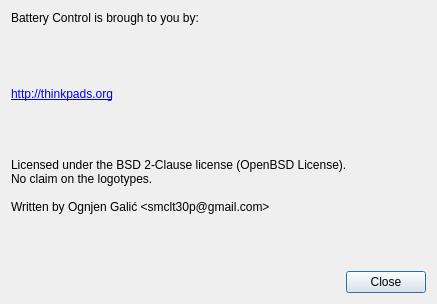
The window that ui/thinkpads_org_about.ui (libthinkpad/batteryctl) describes before a commit, drawn with Qt 5.
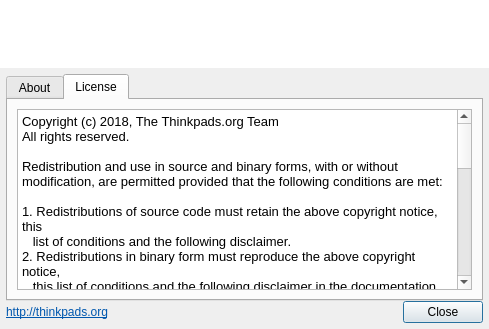
The same window after the commit. The open tabs and pages were chosen to show the change. Icons and pictures are not drawn.

Commit message: about: redesign about dialog

Patch:
```diff
--- a/ui/thinkpads_org_about.ui
+++ b/ui/thinkpads_org_about.ui
@@ -6,8 +6,8 @@
    <rect>
     <x>0</x>
     <y>0</y>
-    <width>437</width>
-    <height>304</height>
+    <width>489</width>
+    <height>329</height>
    </rect>
   </property>
   <property name="windowTitle">
@@ -16,14 +16,30 @@
   <property name="windowIcon">
    <iconset theme="battery"/>
   </property>
-  <layout class="QVBoxLayout" name="verticalLayout">
+  <layout class="QVBoxLayout" name="verticalLayout_3">
+   <property name="spacing">
+    <number>0</number>
+   </property>
+   <property name="leftMargin">
+    <number>0</number>
+   </property>
+   <property name="topMargin">
+    <number>0</number>
+   </property>
+   <property name="rightMargin">
+    <number>0</number>
+   </property>
+   <property name="bottomMargin">
+    <number>0</number>
+   </property>
    <item>
-    <widget class="QLabel" name="label_2">
-     <property name="text">
-      <string>Battery Control is brough to you by:</string>
+    <widget class="QWidget" name="header_bg" native="true">
+     <property name="styleSheet">
+      <string notr="true">#header_bg {
+	background: white;
+}</string>
      </property>
-    </widget>
-   </item>
+     <layout class="QHBoxLayout" name="horizontalLayout">
    <item>
     <widget class="QLabel" name="label">
      <property name="minimumSize">
@@ -52,50 +68,98 @@
      </property>
     </widget>
    </item>
+     </layout>
+    </widget>
+   </item>
+   <item>
+    <layout class="QGridLayout" name="gridLayout">
+     <property name="leftMargin">
+      <number>6</number>
+     </property>
+     <property name="topMargin">
+      <number>6</number>
+     </property>
+     <property name="rightMargin">
+      <number>6</number>
+     </property>
+     <property name="bottomMargin">
+      <number>6</number>
+     </property>
+     <item row="1" column="0">
+      <widget class="QLabel" name="label_2">
+       <property name="text">
+        <string>&lt;html&gt;&lt;head/&gt;&lt;body&gt;&lt;p&gt;&lt;a href=&quot;http://thinkpads.org&quot;&gt;&lt;span style=&quot; text-decoration: underline; color:#0057ae;&quot;&gt;http://thinkpads.org&lt;/span&gt;&lt;/a&gt;&lt;/p&gt;&lt;/body&gt;&lt;/html&gt;</string>
+       </property>
+      </widget>
+     </item>
+     <item row="0" column="0" colspan="2">
+      <widget class="QTabWidget" name="tabWidget">
+       <property name="currentIndex">
+        <number>0</number>
+       </property>
+       <widget class="QWidget" name="about">
+        <attribute name="title">
+         <string>About</string>
+        </attribute>
+        <layout class="QVBoxLayout" name="verticalLayout">
    <item>
     <widget class="QLabel" name="label_3">
      <property name="text">
-      <string>&lt;html&gt;&lt;head/&gt;&lt;body&gt;&lt;p&gt;&lt;a href=&quot;http://thinkpads.org&quot;&gt;&lt;span style=&quot; text-decoration: underline; color:#0000ff;&quot;&gt;http://thinkpads.org&lt;/span&gt;&lt;/a&gt;&lt;/p&gt;&lt;/body&gt;&lt;/html&gt;</string>
-     </property>
-    </widget>
-   </item>
-   <item>
-    <spacer name="verticalSpacer_2">
-     <property name="orientation">
-      <enum>Qt::Vertical</enum>
-     </property>
-     <property name="sizeHint" stdset="0">
-      <size>
-       <width>20</width>
-       <height>40</height>
-      </size>
-     </property>
-    </spacer>
-   </item>
-   <item>
-    <widget class="QLabel" name="label_4">
-     <property name="text">
-      <string>&lt;html&gt;&lt;head/&gt;&lt;body&gt;&lt;p&gt;Licensed under the BSD 2-Clause license (OpenBSD License). &lt;br/&gt;No claim on the logotypes.&lt;br/&gt;&lt;br/&gt;Written by Ognjen Galić &amp;lt;smclt30p@gmail.com&amp;gt;&lt;/p&gt;&lt;/body&gt;&lt;/html&gt;</string>
+            <string>&lt;html&gt;&lt;head/&gt;&lt;body&gt;&lt;p&gt;&lt;a name=&quot;what-is-thinkpadsorg&quot;/&gt;&lt;span style=&quot; font-size:large; font-weight:600;&quot;&gt;W&lt;/span&gt;&lt;span style=&quot; font-size:large; font-weight:600;&quot;&gt;hat is ThinkPads.org?&lt;/span&gt;&lt;br/&gt;&lt;br/&gt;We are a small community of developers, testers and package maintainers who are developing drivers and background services for your Lenovo ThinkPad. We build software that makes your life using your ThinkPad on Linux systems a breeze.&lt;br/&gt;&lt;br/&gt;To see the authors, visit &lt;a href=&quot;http://thinkpads.org/contributors&quot;&gt;&lt;span style=&quot; text-decoration: underline; color:#0057ae;&quot;&gt;http://thinkpads.org/contributors&lt;/span&gt;&lt;/a&gt;&lt;/p&gt;&lt;/body&gt;&lt;/html&gt;</string>
      </property>
      <property name="wordWrap">
       <bool>true</bool>
      </property>
     </widget>
    </item>
+        </layout>
+       </widget>
+       <widget class="QWidget" name="license">
+        <attribute name="title">
+         <string>License</string>
+        </attribute>
+        <layout class="QVBoxLayout" name="verticalLayout_2">
    <item>
-    <spacer name="verticalSpacer">
-     <property name="orientation">
-      <enum>Qt::Vertical</enum>
-     </property>
-     <property name="sizeHint" stdset="0">
-      <size>
-       <width>20</width>
-       <height>5</height>
-      </size>
-     </property>
-    </spacer>
-   </item>
-   <item>
+          <widget class="QTextBrowser" name="textBrowser">
+           <property name="html">
+            <string>&lt;!DOCTYPE HTML PUBLIC &quot;-//W3C//DTD HTML 4.0//EN&quot; &quot;http://www.w3.org/TR/REC-html40/strict.dtd&quot;&gt;
+&lt;html&gt;&lt;head&gt;&lt;meta name=&quot;qrichtext&quot; content=&quot;1&quot; /&gt;&lt;style type=&quot;text/css&quot;&gt;
+p, li { white-space: pre-wrap; }
+&lt;/style&gt;&lt;/head&gt;&lt;body style=&quot; font-family:'Noto Sans'; font-size:10pt; font-weight:400; font-style:normal;&quot;&gt;
+&lt;p style=&quot; margin-top:12px; margin-bottom:0px; margin-left:0px; margin-right:0px; -qt-block-indent:0; text-indent:0px;&quot;&gt;&lt;span style=&quot; font-family:'Hack';&quot;&gt;Copyright (c) 2018, The Thinkpads.org Team&lt;/span&gt;&lt;/p&gt;
+&lt;p style=&quot; margin-top:0px; margin-bottom:0px; margin-left:0px; margin-right:0px; -qt-block-indent:0; text-indent:0px;&quot;&gt;&lt;span style=&quot; font-family:'Hack';&quot;&gt;All rights reserved.&lt;/span&gt;&lt;/p&gt;
+&lt;p style=&quot;-qt-paragraph-type:empty; margin-top:0px; margin-bottom:0px; margin-left:0px; margin-right:0px; -qt-block-indent:0; text-indent:0px; font-family:'Hack';&quot;&gt;&lt;br /&gt;&lt;/p&gt;
+&lt;p style=&quot; margin-top:0px; margin-bottom:0px; margin-left:0px; margin-right:0px; -qt-block-indent:0; text-indent:0px;&quot;&gt;&lt;span style=&quot; font-family:'Hack';&quot;&gt;Redistribution and use in source and binary forms, with or without&lt;/span&gt;&lt;/p&gt;
+&lt;p style=&quot; margin-top:0px; margin-bottom:0px; margin-left:0px; margin-right:0px; -qt-block-indent:0; text-indent:0px;&quot;&gt;&lt;span style=&quot; font-family:'Hack';&quot;&gt;modification, are permitted provided that the following conditions are met:&lt;/span&gt;&lt;/p&gt;
+&lt;p style=&quot;-qt-paragraph-type:empty; margin-top:0px; margin-bottom:0px; margin-left:0px; margin-right:0px; -qt-block-indent:0; text-indent:0px; font-family:'Hack';&quot;&gt;&lt;br /&gt;&lt;/p&gt;
+&lt;p style=&quot; margin-top:0px; margin-bottom:0px; margin-left:0px; margin-right:0px; -qt-block-indent:0; text-indent:0px;&quot;&gt;&lt;span style=&quot; font-family:'Hack';&quot;&gt;1. Redistributions of source code must retain the above copyright notice, this&lt;/span&gt;&lt;/p&gt;
+&lt;p style=&quot; margin-top:0px; margin-bottom:0px; margin-left:0px; margin-right:0px; -qt-block-indent:0; text-indent:0px;&quot;&gt;&lt;span style=&quot; font-family:'Hack';&quot;&gt;   list of conditions and the following disclaimer.&lt;/span&gt;&lt;/p&gt;
+&lt;p style=&quot; margin-top:0px; margin-bottom:0px; margin-left:0px; margin-right:0px; -qt-block-indent:0; text-indent:0px;&quot;&gt;&lt;span style=&quot; font-family:'Hack';&quot;&gt;2. Redistributions in binary form must reproduce the above copyright notice,&lt;/span&gt;&lt;/p&gt;
+&lt;p style=&quot; margin-top:0px; margin-bottom:0px; margin-left:0px; margin-right:0px; -qt-block-indent:0; text-indent:0px;&quot;&gt;&lt;span style=&quot; font-family:'Hack';&quot;&gt;   this list of conditions and the following disclaimer in the documentation&lt;/span&gt;&lt;/p&gt;
+&lt;p style=&quot; margin-top:0px; margin-bottom:0px; margin-left:0px; margin-right:0px; -qt-block-indent:0; text-indent:0px;&quot;&gt;&lt;span style=&quot; font-family:'Hack';&quot;&gt;   and/or other materials provided with the distribution.&lt;/span&gt;&lt;/p&gt;
+&lt;p style=&quot;-qt-paragraph-type:empty; margin-top:0px; margin-bottom:0px; margin-left:0px; margin-right:0px; -qt-block-indent:0; text-indent:0px; font-family:'Hack';&quot;&gt;&lt;br /&gt;&lt;/p&gt;
+&lt;p style=&quot; margin-top:0px; margin-bottom:0px; margin-left:0px; margin-right:0px; -qt-block-indent:0; text-indent:0px;&quot;&gt;&lt;span style=&quot; font-family:'Hack';&quot;&gt;THIS SOFTWARE IS PROVIDED BY THE COPYRIGHT HOLDERS AND CONTRIBUTORS &amp;quot;AS IS&amp;quot; AND&lt;/span&gt;&lt;/p&gt;
+&lt;p style=&quot; margin-top:0px; margin-bottom:0px; margin-left:0px; margin-right:0px; -qt-block-indent:0; text-indent:0px;&quot;&gt;&lt;span style=&quot; font-family:'Hack';&quot;&gt;ANY EXPRESS OR IMPLIED WARRANTIES, INCLUDING, BUT NOT LIMITED TO, THE IMPLIED&lt;/span&gt;&lt;/p&gt;
+&lt;p style=&quot; margin-top:0px; margin-bottom:0px; margin-left:0px; margin-right:0px; -qt-block-indent:0; text-indent:0px;&quot;&gt;&lt;span style=&quot; font-family:'Hack';&quot;&gt;WARRANTIES OF MERCHANTABILITY AND FITNESS FOR A PARTICULAR PURPOSE ARE&lt;/span&gt;&lt;/p&gt;
+&lt;p style=&quot; margin-top:0px; margin-bottom:0px; margin-left:0px; margin-right:0px; -qt-block-indent:0; text-indent:0px;&quot;&gt;&lt;span style=&quot; font-family:'Hack';&quot;&gt;DISCLAIMED. IN NO EVENT SHALL THE COPYRIGHT OWNER OR CONTRIBUTORS BE LIABLE FOR&lt;/span&gt;&lt;/p&gt;
+&lt;p style=&quot; margin-top:0px; margin-bottom:0px; margin-left:0px; margin-right:0px; -qt-block-indent:0; text-indent:0px;&quot;&gt;&lt;span style=&quot; font-family:'Hack';&quot;&gt;ANY DIRECT, INDIRECT, INCIDENTAL, SPECIAL, EXEMPLARY, OR CONSEQUENTIAL DAMAGES&lt;/span&gt;&lt;/p&gt;
+&lt;p style=&quot; margin-top:0px; margin-bottom:0px; margin-left:0px; margin-right:0px; -qt-block-indent:0; text-indent:0px;&quot;&gt;&lt;span style=&quot; font-family:'Hack';&quot;&gt;(INCLUDING, BUT NOT LIMITED TO, PROCUREMENT OF SUBSTITUTE GOODS OR SERVICES;&lt;/span&gt;&lt;/p&gt;
+&lt;p style=&quot; margin-top:0px; margin-bottom:0px; margin-left:0px; margin-right:0px; -qt-block-indent:0; text-indent:0px;&quot;&gt;&lt;span style=&quot; font-family:'Hack';&quot;&gt;LOSS OF USE, DATA, OR PROFITS; OR BUSINESS INTERRUPTION) HOWEVER CAUSED AND&lt;/span&gt;&lt;/p&gt;
+&lt;p style=&quot; margin-top:0px; margin-bottom:0px; margin-left:0px; margin-right:0px; -qt-block-indent:0; text-indent:0px;&quot;&gt;&lt;span style=&quot; font-family:'Hack';&quot;&gt;ON ANY THEORY OF LIABILITY, WHETHER IN CONTRACT, STRICT LIABILITY, OR TORT&lt;/span&gt;&lt;/p&gt;
+&lt;p style=&quot; margin-top:0px; margin-bottom:0px; margin-left:0px; margin-right:0px; -qt-block-indent:0; text-indent:0px;&quot;&gt;&lt;span style=&quot; font-family:'Hack';&quot;&gt;(INCLUDING NEGLIGENCE OR OTHERWISE) ARISING IN ANY WAY OUT OF THE USE OF THIS&lt;/span&gt;&lt;/p&gt;
+&lt;p style=&quot; margin-top:0px; margin-bottom:0px; margin-left:0px; margin-right:0px; -qt-block-indent:0; text-indent:0px;&quot;&gt;&lt;span style=&quot; font-family:'Hack';&quot;&gt;SOFTWARE, EVEN IF ADVISED OF THE POSSIBILITY OF SUCH DAMAGE.&lt;/span&gt;&lt;/p&gt;
+&lt;p style=&quot;-qt-paragraph-type:empty; margin-top:0px; margin-bottom:0px; margin-left:0px; margin-right:0px; -qt-block-indent:0; text-indent:0px; font-family:'Hack';&quot;&gt;&lt;br /&gt;&lt;/p&gt;
+&lt;p style=&quot; margin-top:0px; margin-bottom:0px; margin-left:0px; margin-right:0px; -qt-block-indent:0; text-indent:0px;&quot;&gt;&lt;span style=&quot; font-family:'Hack';&quot;&gt;The views and conclusions contained in the software and documentation are those&lt;/span&gt;&lt;/p&gt;
+&lt;p style=&quot; margin-top:0px; margin-bottom:0px; margin-left:0px; margin-right:0px; -qt-block-indent:0; text-indent:0px;&quot;&gt;&lt;span style=&quot; font-family:'Hack';&quot;&gt;of the authors and should not be interpreted as representing official policies,&lt;/span&gt;&lt;/p&gt;
+&lt;p style=&quot; margin-top:0px; margin-bottom:12px; margin-left:0px; margin-right:0px; -qt-block-indent:0; text-indent:0px;&quot;&gt;&lt;span style=&quot; font-family:'Hack';&quot;&gt;either expressed or implied, of the &amp;lt;project name&amp;gt; project.&lt;/span&gt;&lt;/p&gt;&lt;/body&gt;&lt;/html&gt;</string>
+           </property>
+          </widget>
+         </item>
+        </layout>
+       </widget>
+      </widget>
+     </item>
+     <item row="1" column="1">
     <widget class="QDialogButtonBox" name="buttonBox">
      <property name="orientation">
       <enum>Qt::Horizontal</enum>
@@ -109,6 +173,8 @@
     </widget>
    </item>
   </layout>
+   </item>
+  </layout>
  </widget>
  <resources/>
  <connections>
```
Left out of the diff: 9 changed lines with no effect on the pictures. Lines whose indentation alone changed are shown as unchanged.
